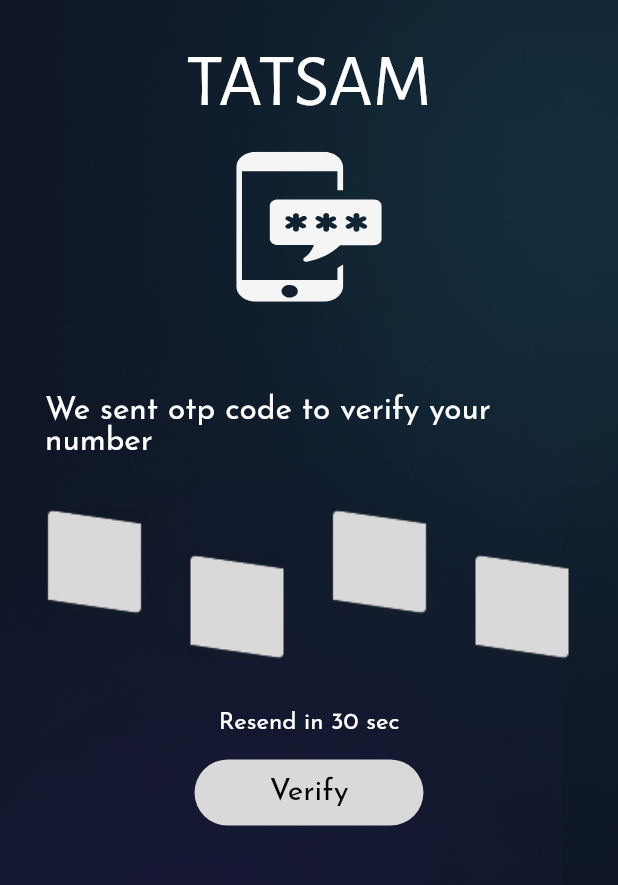
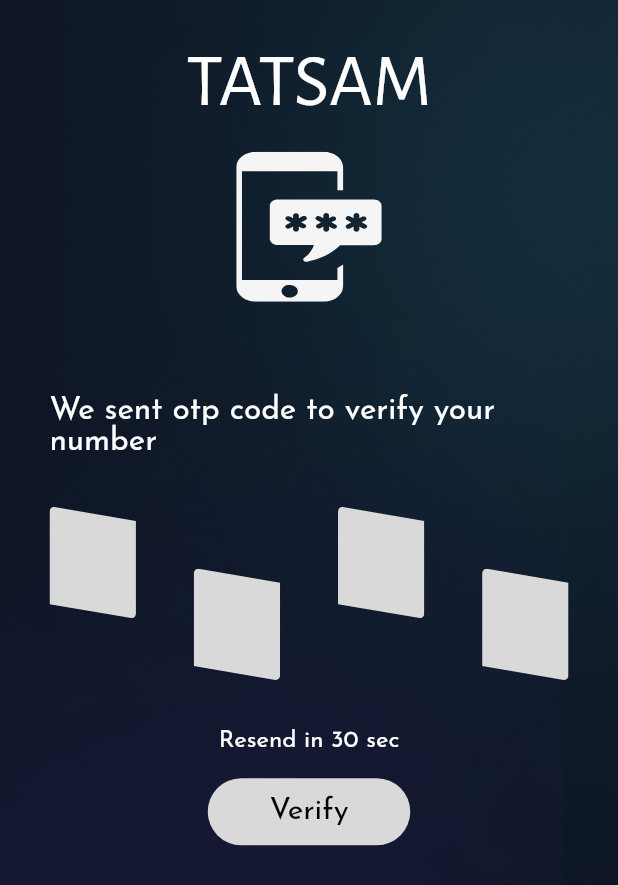
Before and after one commit to SahilMunjapara/Tatsam, a Flutter app: the SignupScreen screen opened by its route, after a tap on an icon or button, on a phone screen of 412 x 824 dp. Shown: the top 885 px of the screen. Run offline on Flutter 3.47's test engine with Material 2 defaults, Android fonts, the phone set to English and light mode, and no system bars; our stand-ins replace equatable, flutter_bloc, flutter_svg; project files that could hold a hidden picture were left out.

Commit message:
Manage dashboard and otp screen

```diff
--- a/lib/Navigation/route_generator.dart
+++ b/lib/Navigation/route_generator.dart
@@ -1,5 +1,6 @@
 import 'package:flutter/material.dart';
 import 'package:tatsam/Navigation/routes_key.dart';
+import 'package:tatsam/Screens/dashboard/presentation/dashboard.dart';
 import 'package:tatsam/Screens/loginScreen/presentation/login_screen.dart';
 import 'package:tatsam/Screens/otpScreen/presentation/otp_screen.dart';
 import 'package:tatsam/Screens/signupScreen/presentation/signup_screen.dart';
@@ -15,6 +16,8 @@ class RouteGenerator {
         return MaterialPageRoute(builder: (context) => const SignupScreen());
       case Routes.otpScreen:
         return MaterialPageRoute(builder: (context) => const OtpScreen());
+      case Routes.dashboardScreen:
+        return MaterialPageRoute(builder: (context) => const DashBoardScreen());
       default:
         return _errorRoute();
     }
--- a/lib/Navigation/routes_key.dart
+++ b/lib/Navigation/routes_key.dart
@@ -4,4 +4,5 @@ class Routes {
   static const String homeScreen = "/homeScreen";
   static const String profileScreen = "/profileScreen";
   static const String otpScreen = "/otpScreen";
+  static const String dashboardScreen = "/dashboardScreen";
 }
--- a/lib/Screens/otpScreen/presentation/otp_screen.dart
+++ b/lib/Screens/otpScreen/presentation/otp_screen.dart
@@ -1,5 +1,6 @@
 import 'package:flutter/material.dart';
 import 'package:flutter_svg/flutter_svg.dart';
+import 'package:tatsam/Navigation/routes_key.dart';
 import 'package:tatsam/Utils/constants/colors.dart';
 import 'package:tatsam/Utils/constants/image.dart';
 import 'package:tatsam/Utils/constants/strings.dart';
@@ -35,7 +36,7 @@ class _OtpScreenState extends State<OtpScreen> {
               ),
               Center(
                 child: Padding(
-                  padding: const EdgeInsets.symmetric(horizontal: 30.0),
+                  padding: EdgeInsets.symmetric(horizontal: SizeUtils().wp(8)),
                   child: Column(
                     mainAxisAlignment: MainAxisAlignment.start,
                     children: [
@@ -55,30 +56,10 @@ class _OtpScreenState extends State<OtpScreen> {
                       Row(
                         mainAxisAlignment: MainAxisAlignment.spaceBetween,
                         children: [
-                          Column(
-                            children: [
-                              Image.asset(ImageString.otpBox),
-                              const SizedBox(height: 30),
-                            ],
-                          ),
-                          Column(
-                            children: [
-                              const SizedBox(height: 30),
-                              Image.asset(ImageString.otpBox),
-                            ],
-                          ),
-                          Column(
-                            children: [
-                              Image.asset(ImageString.otpBox),
-                              const SizedBox(height: 30),
-                            ],
-                          ),
-                          Column(
-                            children: [
-                              const SizedBox(height: 30),
-                              Image.asset(ImageString.otpBox),
-                            ],
-                          ),
+                          _otpTextFillWidget(isUp: true),
+                          _otpTextFillWidget(isUp: false),
+                          _otpTextFillWidget(isUp: true),
+                          _otpTextFillWidget(isUp: false),
                         ],
                       ),
                       SizedBox(height: SizeUtils().hp(4)),
@@ -87,17 +68,25 @@ class _OtpScreenState extends State<OtpScreen> {
                         style: size15Regular(),
                       ),
                       SizedBox(height: SizeUtils().hp(2)),
-                      Container(
+                      InkWell(
+                        onTap: () {
+                          Navigator.pushNamedAndRemoveUntil(context,
+                              Routes.dashboardScreen, (route) => false);
+                        },
+                        child: Container(
                           decoration: BoxDecoration(
                             color: otpBoxColor,
                             borderRadius: BorderRadius.circular(30),
                           ),
                           child: Padding(
-                          padding: const EdgeInsets.symmetric(
-                              horizontal: 50, vertical: 12),
+                            padding: EdgeInsets.symmetric(
+                              horizontal: SizeUtils().hp(5),
+                              vertical: SizeUtils().wp(3),
+                            ),
                             child: Text(
                               Strings.verify,
                               style: size19Regular(textColor: blackColor),
+                            ),
                           ),
                         ),
                       ),
@@ -111,4 +100,21 @@ class _OtpScreenState extends State<OtpScreen> {
       ),
     );
   }
+
+  Widget _otpTextFillWidget({bool? isUp}) {
+    return Column(
+      children: [
+        Visibility(visible: !isUp!, child: SizedBox(height: SizeUtils().hp(5))),
+        SizedBox(
+          height: SizeUtils().hp(9),
+          width: SizeUtils().wp(14),
+          child: SvgPicture.asset(
+            ImageString.otpBoxSvg,
+            fit: BoxFit.fill,
+          ),
+        ),
+        Visibility(visible: isUp, child: SizedBox(height: SizeUtils().hp(5))),
+      ],
+    );
   }
+}
--- a/lib/Screens/signupScreen/presentation/signup_screen.dart
+++ b/lib/Screens/signupScreen/presentation/signup_screen.dart
@@ -103,7 +103,7 @@ class _SignupScreenState extends State<SignupScreen> {
                             top: SizeUtils().hp(10),
                             right: SizeUtils().wp(7),
                             child: Text(
-                              Strings.signup.toUpperCase(),
+                              Strings.signup,
                               style: size38Regular(),
                             ),
                           ),
@@ -217,27 +217,56 @@ class _SignupScreenState extends State<SignupScreen> {
                           Positioned(
                             bottom: SizeUtils().hp(16.5),
                             right: SizeUtils().wp(0.5),
-                            child: SvgPicture.asset(ImageString.instagramSvg),
+                            child: SizedBox(
+                              height: SizeUtils().hp(3.3),
+                              width: SizeUtils().wp(6),
+                              child: SvgPicture.asset(
+                                ImageString.instagramSvg,
+                                fit: BoxFit.fill,
+                              ),
+                            ),
                           ),
                           Positioned(
                             bottom: SizeUtils().hp(13),
                             right: SizeUtils().wp(17.5),
-                            child: SvgPicture.asset(ImageString.googleSvg),
+                            child: SizedBox(
+                              height: SizeUtils().hp(3.5),
+                              width: SizeUtils().wp(6),
+                              child: SvgPicture.asset(
+                                ImageString.googleSvg,
+                                fit: BoxFit.fill,
+                              ),
+                            ),
                           ),
                           Positioned(
-                            bottom: SizeUtils().hp(10),
+                            bottom: SizeUtils().hp(9.8),
                             right: SizeUtils().wp(37),
-                            child: SvgPicture.asset(ImageString.facebookSvg),
+                            child: SizedBox(
+                              height: SizeUtils().hp(3.5),
+                              width: SizeUtils().wp(3.5),
+                              child: SvgPicture.asset(
+                                ImageString.facebookSvg,
+                                fit: BoxFit.fill,
+                              ),
+                            ),
                           ),
                           Positioned(
                             bottom: SizeUtils().hp(6.5),
                             right: SizeUtils().wp(11),
-                            child: InkWell(
+                            child: SizedBox(
+                              height: SizeUtils().hp(3),
+                              width: SizeUtils().wp(6),
+                              child: InkWell(
                                 onTap: () {
                                   Navigator.pushNamedAndRemoveUntil(context,
                                       Routes.otpScreen, (route) => false);
                                 },
-                                child: SvgPicture.asset(ImageString.signupSvg)),
+                                child: SvgPicture.asset(
+                                  ImageString.signupSvg,
+                                  fit: BoxFit.fill,
+                                ),
+                              ),
+                            ),
                           ),
                           Positioned(
                             bottom: 0,
--- a/lib/Utils/constants/colors.dart
+++ b/lib/Utils/constants/colors.dart
@@ -2,7 +2,9 @@ import 'package:flutter/material.dart';
 
 const Color backgroundColor = Color(0XFF0E1625);
 const Color topBackground = Color(0X4045EDF2);
+const Color bottomBarColor = Color(0XB245EDF2);
 const Color bottomBackground = Color(0X9949299A);
 const Color whiteColor = Color(0XFFFFFFFF);
 const Color blackColor = Color(0XFF000000);
 const Color otpBoxColor = Color(0XFFD9D9D9);
+const Color unActiveBottomNav = Color(0XFF308297);
--- a/lib/Utils/constants/image.dart
+++ b/lib/Utils/constants/image.dart
@@ -11,7 +11,6 @@ class ImageString {
   static const String bottomLeftBlur = "assets/png/bottomLeftBlur.png";
   static const String topRightCircle = "assets/png/topRightCircle.png";
   static const String bottomLeftCircle = "assets/png/bottomLeftCircle.png";
-  static const String otpBox = "assets/png/otpBox.png";
 
   static const String googleSvg = "assets/svg/google.svg";
   static const String facebookSvg = "assets/svg/facebook.svg";
@@ -20,4 +19,5 @@ class ImageString {
   static const String signupSvg = "assets/svg/signup.svg";
   static const String buildingSvg = "assets/svg/building.svg";
   static const String otpVerificationSvg = "assets/svg/otpVerification.svg";
+  static const String otpBoxSvg = "assets/svg/otpBox.svg";
 }
```
Also changed, not shown: lib/Screens/dashboard/presentation/dashboard.dart (added, +135 -0 lines), lib/Screens/dashboard/presentation/widget/bottomNavigationBar/circular_bottom_navigation.dart (added, +324 -0 lines), lib/Screens/dashboard/presentation/widget/bottomNavigationBar/tab_item.dart (added, +11 -0 lines), lib/Screens/loginScreen/presentation/login_screen.dart (+44 -17 lines), assets/png/otpBox.png (deleted), assets/svg/otpBox.svg (added). Lines whose indentation alone changed are shown as unchanged.
